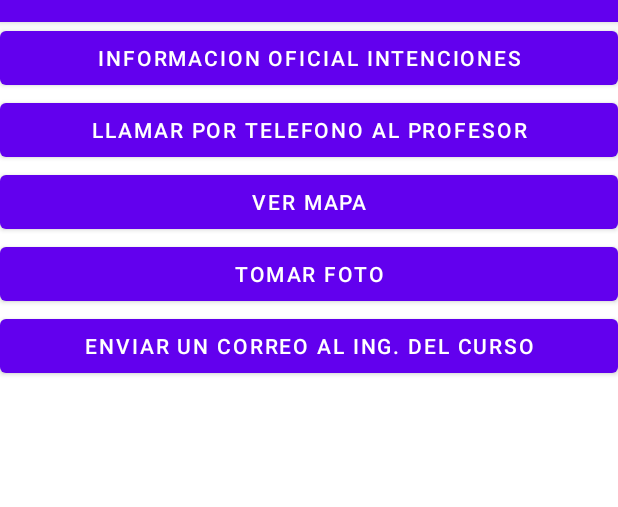
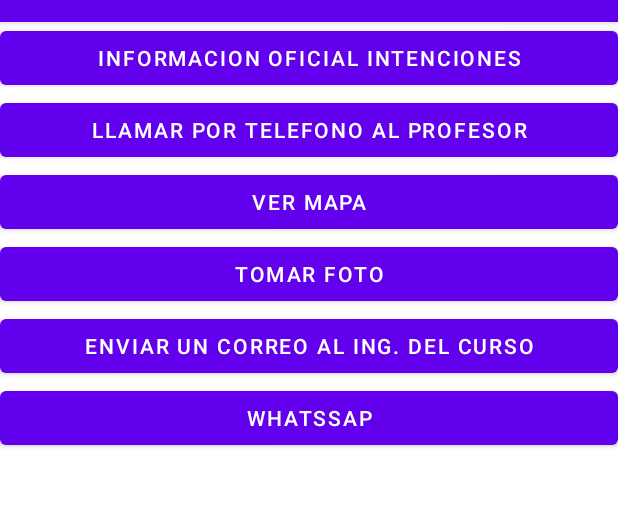
Before and after one commit to Yennyqm/MiParte_2, an Android app: the Intenciones screen opened directly, with no data from a screen before it, on a phone screen of 412 x 824 dp, the part 62-569 px from its top. Run offline under Robolectric (Android 15) with nearby library versions, the phone set to English and light mode, and no system bars.

Commit message:
Realizando llamada telefonica con la accion call_phone y dando el permiso respectivo,a su vez añadiendo intencion implicita y direccionando al wahtssap

```diff
--- a/app/src/main/AndroidManifest.xml
+++ b/app/src/main/AndroidManifest.xml
@@ -2,6 +2,7 @@
 <manifest xmlns:android="http://schemas.android.com/apk/res/android"
     package="com.ditec.miparte2">
 
+    <uses-permission android:name="android.permission.CALL_PHONE"/>
     <application
         android:allowBackup="true"
         android:icon="@mipmap/ic_launcher"
--- a/app/src/main/res/layout/activity_intenciones.xml
+++ b/app/src/main/res/layout/activity_intenciones.xml
@@ -30,4 +30,9 @@
         android:layout_height="wrap_content"
         android:onClick="email"
         android:text="Enviar un correo al Ing. del curso" />
+    <Button
+        android:layout_width="match_parent"
+        android:layout_height="wrap_content"
+        android:onClick="whatssap"
+        android:text="Whatssap" />
 </LinearLayout>
```
Also changed, not shown: app/src/main/java/com/ditec/miparte2/Intenciones.java (+24 -1 lines).
